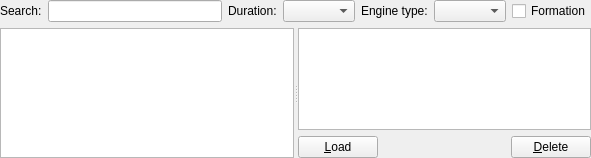
First picture: the form in src/Plugins/Module/Logbook/src/LogbookWidget.ui, repository till213/SkyDolly, before the edit.
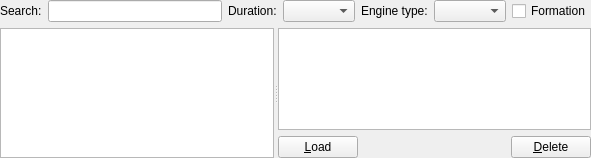
Second picture: the form after the edit.

```diff
--- a/src/Plugins/Module/Logbook/src/LogbookWidget.ui
+++ b/src/Plugins/Module/Logbook/src/LogbookWidget.ui
@@ -155,6 +155,19 @@
            </property>
           </widget>
          </item>
+         <item>
+          <spacer name="horizontalSpacer_2">
+           <property name="orientation">
+            <enum>Qt::Horizontal</enum>
+           </property>
+           <property name="sizeHint" stdset="0">
+            <size>
+             <width>40</width>
+             <height>20</height>
+            </size>
+           </property>
+          </spacer>
+         </item>
          <item>
           <widget class="QPushButton" name="deletePushButton">
            <property name="text">
```
